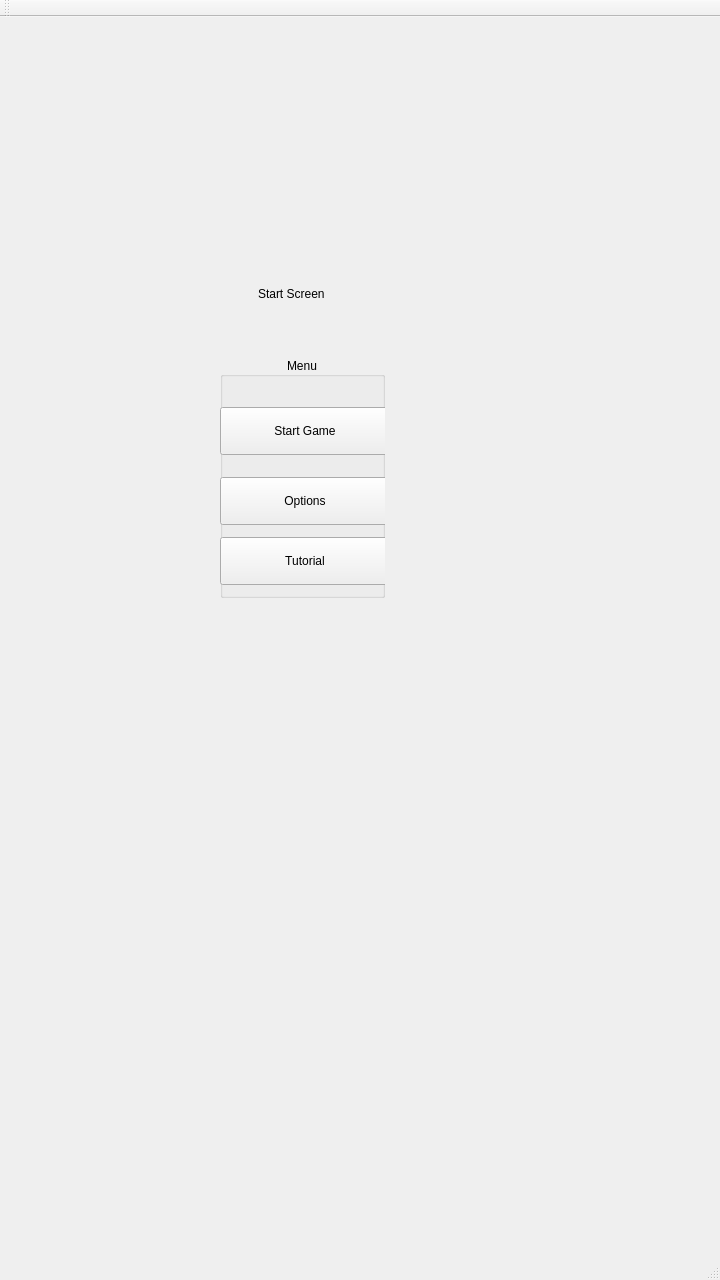
First picture: the form in SpaceTurtleSpeedTyping/GameWindow/gamewindow.ui, repository KunaalKumar/SATVocabTypingGame, before the edit.
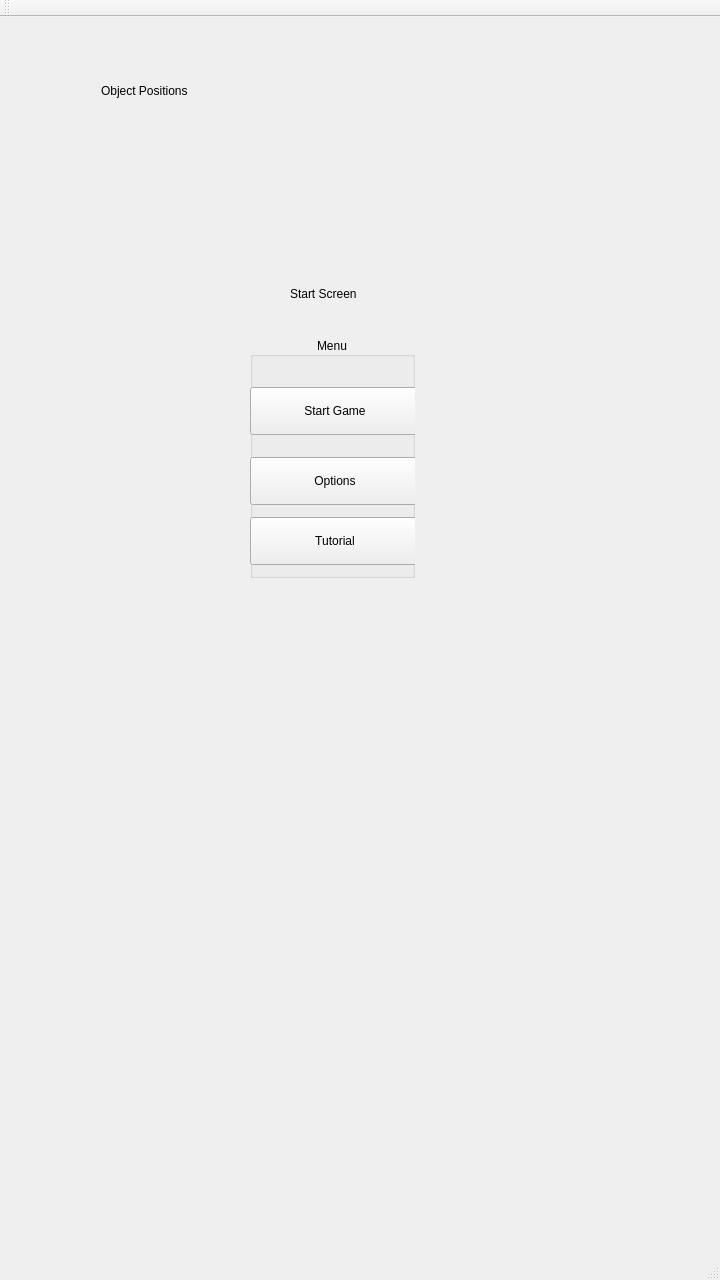
Second picture: the form after the edit.

Patch:
```diff
--- a/SpaceTurtleSpeedTyping/GameWindow/gamewindow.ui
+++ b/SpaceTurtleSpeedTyping/GameWindow/gamewindow.ui
@@ -17,8 +17,8 @@
    <widget class="QStackedWidget" name="stackedWidget">
     <property name="geometry">
      <rect>
-      <x>0</x>
-      <y>0</y>
+      <x>30</x>
+      <y>-20</y>
       <width>721</width>
       <height>1201</height>
      </rect>
@@ -27,8 +27,8 @@
      <widget class="QLabel" name="label">
       <property name="geometry">
        <rect>
-        <x>258</x>
-        <y>260</y>
+        <x>260</x>
+        <y>280</y>
         <width>171</width>
         <height>34</height>
        </rect>
@@ -95,6 +95,50 @@
        </property>
       </widget>
      </widget>
+     <widget class="QWidget" name="">
+      <property name="geometry">
+       <rect>
+        <x>60</x>
+        <y>30</y>
+        <width>314</width>
+        <height>242</height>
+       </rect>
+      </property>
+      <layout class="QVBoxLayout" name="verticalLayout">
+       <property name="spacing">
+        <number>10</number>
+       </property>
+       <property name="sizeConstraint">
+        <enum>QLayout::SetMinimumSize</enum>
+       </property>
+       <item>
+        <widget class="QLabel" name="label_3">
+         <property name="text">
+          <string>Object Positions</string>
+         </property>
+         <property name="margin">
+          <number>5</number>
+         </property>
+        </widget>
+       </item>
+       <item>
+        <widget class="QLabel" name="gravityLabel">
+         <property name="sizePolicy">
+          <sizepolicy hsizetype="Expanding" vsizetype="Preferred">
+           <horstretch>0</horstretch>
+           <verstretch>0</verstretch>
+          </sizepolicy>
+         </property>
+         <property name="text">
+          <string/>
+         </property>
+         <property name="wordWrap">
+          <bool>true</bool>
+         </property>
+        </widget>
+       </item>
+      </layout>
+     </widget>
     </widget>
     <widget class="QWidget" name="page_2">
      <widget class="QLabel" name="label_2">
```
